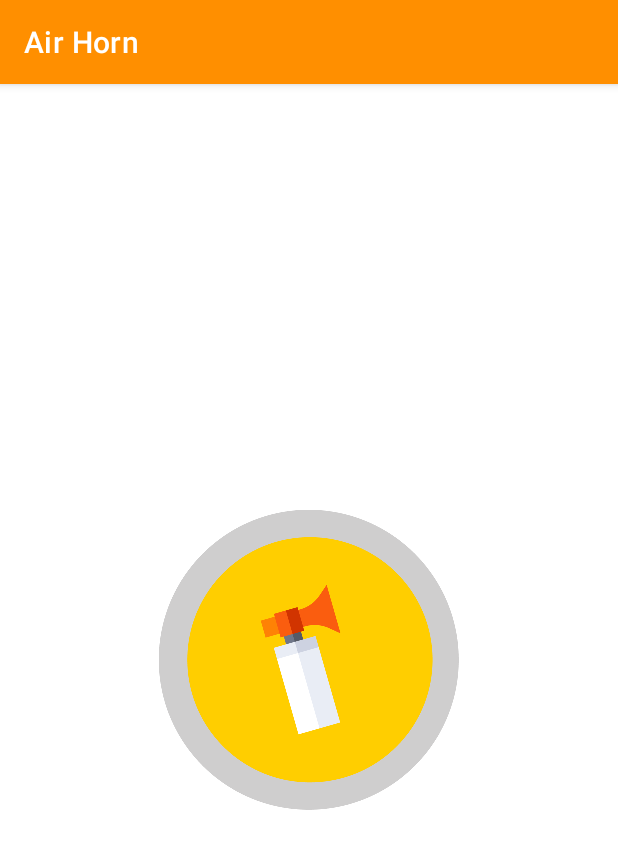
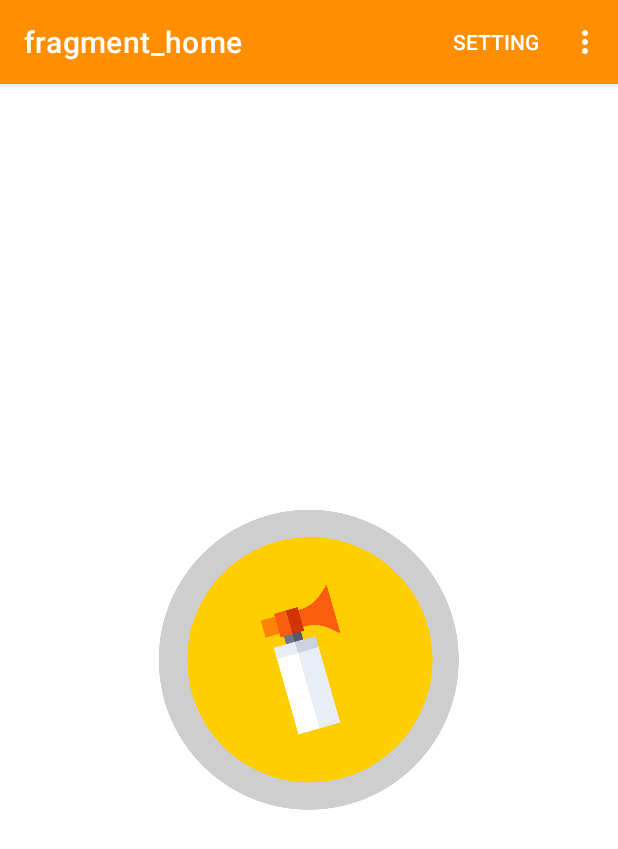
Before and after one commit to Helaluzzaman/AirHorn, an Android app: the screen it shows after launch (MainActivity), on a phone screen of 412 x 824 dp. Shown: the top 849 px of the screen. Run offline under Robolectric (Android 15) with nearby library versions, the light colour scheme and no system bars; our stand-ins replace navigation-ui.

Commit message:
navigation is working now

```diff
--- a/app/src/main/java/com/hbsoft/airhorn/MainActivity.kt
+++ b/app/src/main/java/com/hbsoft/airhorn/MainActivity.kt
@@ -2,14 +2,21 @@ package com.hbsoft.airhorn
 
 import androidx.appcompat.app.AppCompatActivity
 import android.os.Bundle
-import androidx.appcompat.widget.Toolbar
+import androidx.navigation.NavController
+import androidx.navigation.findNavController
+import androidx.navigation.ui.AppBarConfiguration
+import androidx.navigation.ui.setupActionBarWithNavController
+
 
 class MainActivity : AppCompatActivity() {
-    lateinit var toolbar: Toolbar
     override fun onCreate(savedInstanceState: Bundle?) {
         super.onCreate(savedInstanceState)
         setContentView(R.layout.activity_main)
-        toolbar = findViewById(R.id.topAppBar)
-        setSupportActionBar(toolbar)
+        val host:NavController = findNavController(R.id.fragmentContainerView)
+        setupActionBarWithNavController(host)
+    }
+
+    override fun onSupportNavigateUp(): Boolean {
+        return findNavController(R.id.fragmentContainerView).navigateUp()
     }
 }
--- a/app/src/main/java/com/hbsoft/airhorn/fragments/HomeFragment.kt
+++ b/app/src/main/java/com/hbsoft/airhorn/fragments/HomeFragment.kt
@@ -1,5 +1,6 @@
 package com.hbsoft.airhorn.fragments
 
+import android.annotation.SuppressLint
 import android.app.Application
 import android.content.Context
 import android.os.Build
@@ -7,17 +8,15 @@ import android.os.Bundle
 import android.os.VibrationEffect
 import android.os.Vibrator
 import android.util.Log
+import android.view.*
 import androidx.fragment.app.Fragment
-import android.view.LayoutInflater
-import android.view.MotionEvent
-import android.view.View
-import android.view.ViewGroup
 import android.widget.Button
 import android.widget.ImageButton
 import android.widget.Toast
 import androidx.core.content.ContextCompat.getDrawable
 import androidx.core.content.ContextCompat.getSystemService
 import androidx.fragment.app.viewModels
+import androidx.navigation.fragment.findNavController
 import com.hbsoft.airhorn.MainActivity
 import com.hbsoft.airhorn.R
 import com.hbsoft.airhorn.fragments.viewModel.HomeViewModel
@@ -38,10 +37,12 @@ class HomeFragment : Fragment(), View.OnTouchListener {
         super.onCreate(savedInstanceState)
         vibrator = activity?.getSystemService(Context.VIBRATOR_SERVICE) as Vibrator
     }
+    @SuppressLint("ClickableViewAccessibility")
     override fun onCreateView(
         inflater: LayoutInflater, container: ViewGroup?,
         savedInstanceState: Bundle?
     ): View? {
+        setHasOptionsMenu(true)
         val view =  inflater.inflate(R.layout.fragment_home, container, false)
         button = view.findViewById(R.id.b_press)
         button.setOnTouchListener(this)
@@ -82,4 +83,21 @@ class HomeFragment : Fragment(), View.OnTouchListener {
             else -> return false
         }
     }
+
+    override fun onOptionsItemSelected(item: MenuItem): Boolean {
+        when(item.itemId){
+            R.id.settingsFragment_menu ->  findNavController().navigate(R.id.action_homeFragment_to_settingsFragment)
+            R.id.aboutFragment_menu -> Toast.makeText(requireContext(), "wait bro", Toast.LENGTH_SHORT)
+                .show()
+
+        }
+
+
+        return super.onOptionsItemSelected(item)
+    }
+
+    override fun onCreateOptionsMenu(menu: Menu, inflater: MenuInflater) {
+        inflater.inflate(R.menu.navigation, menu)
+        super.onCreateOptionsMenu(menu, inflater)
+    }
 }
--- a/app/src/main/res/layout/activity_main.xml
+++ b/app/src/main/res/layout/activity_main.xml
@@ -3,22 +3,9 @@
     xmlns:app="http://schemas.android.com/apk/res-auto"
     xmlns:tools="http://schemas.android.com/tools"
     android:layout_width="match_parent"
-    android:orientation="vertical"
     android:layout_height="match_parent"
     tools:context=".MainActivity">
-    <com.google.android.material.appbar.AppBarLayout
-        android:layout_width="match_parent"
-        android:layout_height="wrap_content">
-
-        <com.google.android.material.appbar.MaterialToolbar
-            android:id="@+id/topAppBar"
-            android:layout_width="match_parent"
-            android:layout_height="?attr/actionBarSize"
-            app:title="@string/page_title"
-            style="@style/Widget.MaterialComponents.Toolbar.Primary"
-            />
-    </com.google.android.material.appbar.AppBarLayout>
-    <androidx.fragment.app.FragmentContainerView
+    <fragment
         android:id="@+id/fragmentContainerView"
         android:name="androidx.navigation.fragment.NavHostFragment"
         android:layout_width="match_parent"
@@ -26,6 +13,7 @@
         app:defaultNavHost="true"
         app:navGraph="@navigation/navigation"
         tools:layout_editor_absoluteX="1dp"
-        tools:layout_editor_absoluteY="1dp" />
+        tools:layout_editor_absoluteY="1dp"
+         />
 
 </LinearLayout>
--- /dev/null
+++ b/app/src/main/res/menu/navigation.xml
@@ -0,0 +1,12 @@
+<?xml version="1.0" encoding="utf-8"?>
+<menu xmlns:android="http://schemas.android.com/apk/res/android"
+    xmlns:app="http://schemas.android.com/apk/res-auto">
+    <item android:id="@+id/settingsFragment_menu"
+        android:title="@string/setting"
+        app:showAsAction="ifRoom"
+        />
+    <item android:id="@+id/aboutFragment_menu"
+        android:title="@string/about"
+        />
+
+</menu>
--- a/app/src/main/res/navigation/navigation.xml
+++ b/app/src/main/res/navigation/navigation.xml
@@ -9,9 +9,13 @@
         android:id="@+id/homeFragment"
         android:name="com.hbsoft.airhorn.fragments.HomeFragment"
         android:label="fragment_home"
-        tools:layout="@layout/fragment_home" />
+        tools:layout="@layout/fragment_home">
+        <action
+            android:id="@+id/action_homeFragment_to_settingsFragment"
+            app:destination="@id/settingsFragment" />
+    </fragment>
     <fragment
         android:id="@+id/settingsFragment"
         android:name="com.hbsoft.airhorn.fragments.SettingsFragment"
-        android:label="SettingsFragment" />
+        android:label="Settings" />
 </navigation>
--- a/app/src/main/res/values-night/themes.xml
+++ b/app/src/main/res/values-night/themes.xml
@@ -1,6 +1,6 @@
 <resources xmlns:tools="http://schemas.android.com/tools">
     <!-- Base application theme. -->
-    <style name="Theme.AirHorn" parent="Theme.MaterialComponents.DayNight.NoActionBar">
+    <style name="Theme.AirHorn" parent="Theme.MaterialComponents.DayNight.DarkActionBar">
         <!-- Primary brand color. -->
         <item name="colorPrimary">@color/purple_200</item>
         <item name="colorPrimaryVariant">@color/purple_700</item>
--- a/app/src/main/res/values/strings.xml
+++ b/app/src/main/res/values/strings.xml
@@ -3,6 +3,8 @@
     <string name="general_header">General</string>
     <string name="vibrate_summery">When the sound is playing</string>
     <string name="page_title">Air Horn</string>
+    <string name="setting">Setting</string>
+    <string name="about">About</string>
     <!-- TODO: Remove or change this placeholder text -->
 
 
--- a/app/src/main/res/values/themes.xml
+++ b/app/src/main/res/values/themes.xml
@@ -1,6 +1,6 @@
 <resources xmlns:tools="http://schemas.android.com/tools">
     <!-- Base application theme. -->
-    <style name="Theme.AirHorn" parent="Theme.MaterialComponents.DayNight.NoActionBar">
+    <style name="Theme.AirHorn" parent="Theme.MaterialComponents.DayNight.DarkActionBar">
         <!-- Primary brand color. -->
         <item name="colorPrimary">@color/brand_primary</item>
         <item name="colorPrimaryVariant">@color/brand_primary_variant</item>
```
